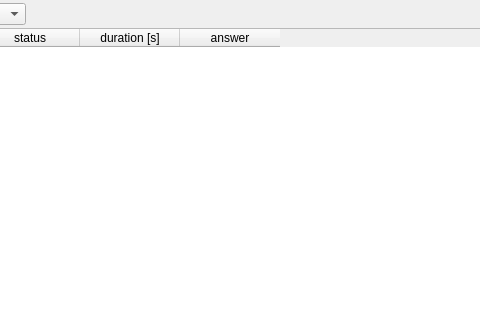
The window that src/GSvar/IgvLogWidget.ui (imgag/ngs-bits) describes before a commit, drawn with Qt 5; both pictures show x 124 to 604 and y 0 to 320 of the 1200 by 600 pixel window.
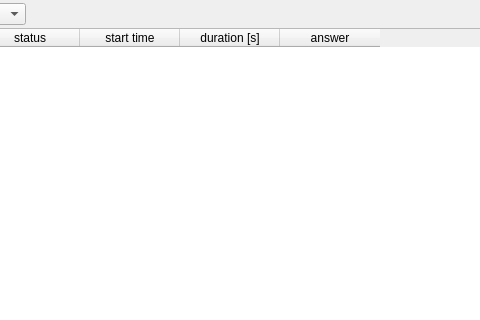
The same window after the commit.

Commit message: GSvar: added command start time to IGV log window

The edit to the form file:
```diff
--- a/src/GSvar/IgvLogWidget.ui
+++ b/src/GSvar/IgvLogWidget.ui
@@ -148,6 +148,11 @@
        <string>status</string>
       </property>
      </column>
+     <column>
+      <property name="text">
+       <string>start time</string>
+      </property>
+     </column>
      <column>
       <property name="text">
        <string>duration [s]</string>
```
The commit also changes 3 other files.
